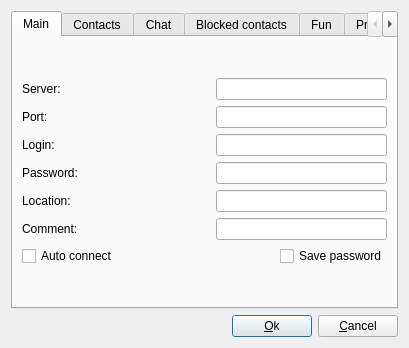
Above: qns/ui/Options.ui from magoo-magoo/QNetsoul-version-Qt5 before the change. Below: the same form after it.
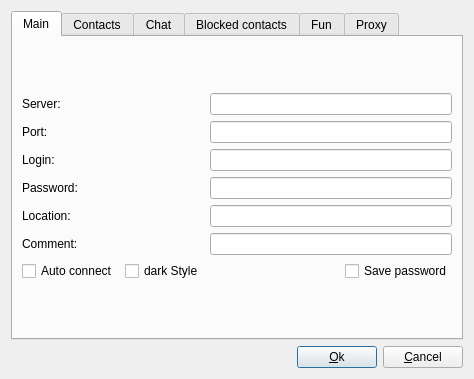
That is the form after the change. Icons and pictures are not drawn. Custom widgets are drawn as their Qt base class.

Commit message: add dark Fusion style + shortcut(suppr) to remove a contact

Patch:
```diff
--- a/qns/ui/Options.ui
+++ b/qns/ui/Options.ui
@@ -9,8 +9,8 @@
    <rect>
     <x>0</x>
     <y>0</y>
-    <width>409</width>
-    <height>348</height>
+    <width>474</width>
+    <height>379</height>
    </rect>
   </property>
   <property name="windowTitle">
@@ -226,14 +226,14 @@
              </property>
             </widget>
            </item>
-           <item row="6" column="2" colspan="2">
-            <spacer name="horizontalSpacer_8">
+           <item row="5" column="1" colspan="2">
+            <spacer name="horizontalSpacer_7">
              <property name="orientation">
               <enum>Qt::Horizontal</enum>
              </property>
              <property name="sizeHint" stdset="0">
               <size>
-               <width>98</width>
+               <width>88</width>
                <height>20</height>
               </size>
              </property>
@@ -246,6 +246,26 @@
              </property>
             </widget>
            </item>
+           <item row="6" column="2">
+            <widget class="QCheckBox" name="darkTheme">
+             <property name="text">
+              <string>dark Style</string>
+             </property>
+            </widget>
+           </item>
+           <item row="6" column="3">
+            <spacer name="horizontalSpacer_8">
+             <property name="orientation">
+              <enum>Qt::Horizontal</enum>
+             </property>
+             <property name="sizeHint" stdset="0">
+              <size>
+               <width>88</width>
+               <height>20</height>
+              </size>
+             </property>
+            </spacer>
+           </item>
           </layout>
          </item>
         </layout>
```
Left out of the diff: 51 changed lines with no effect on the pictures. The commit also changes 7 other files.
